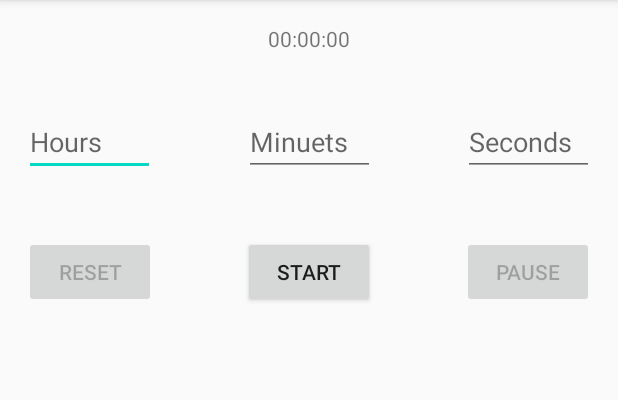
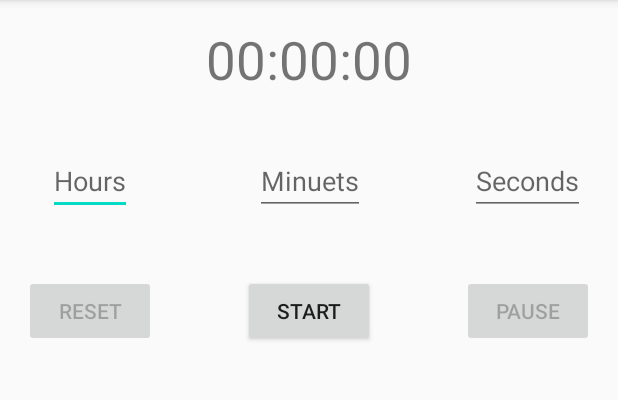
Before and after one commit to AbdelrahmanHamoda/Timer, an Android app: the screen it shows after launch (MainActivity), after a tap on "START", on a phone screen of 412 x 824 dp, the part 84-484 px from its top. Run offline under Robolectric (Android 15) with nearby library versions, the phone set to English and light mode, and no system bars.

Commit message:
timer logic

```diff
--- a/app/src/main/java/com/example/timer/MainActivity.java
+++ b/app/src/main/java/com/example/timer/MainActivity.java
@@ -2,8 +2,10 @@ package com.example.timer;
 
 import androidx.appcompat.app.AppCompatActivity;
 
+import android.content.SharedPreferences;
 import android.os.Bundle;
 import android.os.CountDownTimer;
+import android.util.Log;
 import android.view.View;
 import android.widget.Button;
 import android.widget.EditText;
@@ -13,10 +15,10 @@ import android.widget.Toast;
 import java.util.Locale;
 
 public class MainActivity extends AppCompatActivity {
-    private static long intialValue; // in milliseconds
-    private long remainingTime;
+    private long remainingTime=0;
+    private long endTime;
     private CountDownTimer cdTimer;
-    private boolean state = false;
+    private boolean state;
 
     private Button start;
     private Button pause;
@@ -25,6 +27,7 @@ public class MainActivity extends AppCompatActivity {
     private EditText hours;
     private EditText minuets;
     private EditText seconds;
+
     @Override
     protected void onCreate(Bundle savedInstanceState) {
         super.onCreate(savedInstanceState);
@@ -33,23 +36,158 @@ public class MainActivity extends AppCompatActivity {
         start.setOnClickListener(new View.OnClickListener() {
             @Override
             public void onClick(View v) {
-                start();
+                start_timer();
             }
         });
         pause.setOnClickListener(new View.OnClickListener() {
             @Override
             public void onClick(View v) {
-                if(state){
-                    pause();
-                }
+                pause();
             }
         });
+
         reset.setOnClickListener(new View.OnClickListener() {
             @Override
             public void onClick(View v) {
                 reset();
             }
         });
+    }
+
+    @Override
+    public void onStop() {
+        super.onStop();
+        // bunch of code to save data of running timer even if app is closed
+        SharedPreferences pref = getSharedPreferences("prefs",MODE_PRIVATE);
+        SharedPreferences.Editor editor = pref.edit();
+        editor.putLong("rem",remainingTime);
+        editor.putLong("end",endTime);
+        editor.putBoolean("state",state);
+        editor.apply();
+
+        if(cdTimer!=null){
+            cdTimer.cancel();
+            cdTimer=null;
+        }
+    }
+
+    @Override
+    public void onStart() {
+        super.onStart();
+
+        hours.setEnabled(true);
+        minuets.setEnabled(true);
+        seconds.setEnabled(true);
+
+        SharedPreferences pref = getSharedPreferences("prefs", MODE_PRIVATE);
+        remainingTime = pref.getLong("rem",0);
+        endTime = pref.getLong("end",0);
+        state = pref.getBoolean("state",false);
+
+        Log.v("state", String.valueOf(state));
+        Log.v("remaining from on start",String.valueOf(remainingTime));
+
+        if(state){
+            // test if timer is able to continue in background or not
+            remainingTime = endTime - System.currentTimeMillis();
+            if(remainingTime<0){
+                state=false;
+                remainingTime = 0;
+                displayTimer();
+                start.setText(R.string.start);
+                start.setEnabled(true);
+                pause.setEnabled(false);
+                reset.setEnabled(false);
+                hours.setEnabled(false);
+                minuets.setEnabled(false);
+                seconds.setEnabled(false);
+                hours.setText("");
+                minuets.setText("");
+                seconds.setText("");
+                if(cdTimer!=null){
+                    cdTimer.cancel();
+                    cdTimer=null;
+                }
+            }else {
+                start_timer();
+            }
+        }
+    }
+
+    public void start_timer(){
+        Log.v("start", String.valueOf(remainingTime));
+        if(remainingTime==0){ // it didn't come from another timer
+            remainingTime = translateToMilli(); // getting input from user and storing it in remainingTime
+            Log.v("user input","taking user input");
+        }
+        // testing user input
+        if(remainingTime<1000){
+            Toast.makeText(this,"at least one field mustn't be empty",Toast.LENGTH_SHORT).show();
+            Log.v("remaining", String.valueOf(remainingTime));
+        }else{
+            state=true;
+            pause.setEnabled(true);
+            start.setEnabled(false);
+            start.setText(R.string.resume);
+            reset.setEnabled(false);
+            hours.setEnabled(false);
+            minuets.setEnabled(false);
+            seconds.setEnabled(false);
+            hours.setText("");
+            minuets.setText("");
+            seconds.setText("");
+            endTime = System.currentTimeMillis() + remainingTime; // detecting value of end time according to the system
+            // initializing timer
+            cdTimer = new CountDownTimer(remainingTime,1000) {
+                @Override
+                public void onTick(long millisUntilFinished) {
+                    remainingTime = millisUntilFinished;
+                    displayTimer();
+                }
+
+                @Override
+                public void onFinish() {
+                    state=false;
+                    remainingTime=0;
+                    pause.setEnabled(false);
+                    start.setEnabled(true);
+                    start.setText(R.string.start);
+                    reset.setEnabled(false);
+                    hours.setEnabled(true);
+                    minuets.setEnabled(true);
+                    seconds.setEnabled(true);
+                }
+            }.start();
+        }
+    }
+
+    public void pause(){
+        state=false;
+        cdTimer.cancel();
+        cdTimer=null;
+        pause.setEnabled(false);
+        start.setEnabled(true);
+        reset.setEnabled(true);
+    }
+
+    public void reset(){
+        if(cdTimer!=null){
+            cdTimer.cancel();
+            cdTimer=null;
+        }
+        timer.setText("00:00:00");
+        state = false;
+        remainingTime = 0;
+        reset.setEnabled(false);
+        pause.setEnabled(false);
+        start.setEnabled(true);
+        start.setText(R.string.start);
+        hours.setEnabled(true);
+        minuets.setEnabled(true);
+        seconds.setEnabled(true);
+        hours.setText("");
+        minuets.setText("");
+        seconds.setText("");
     }
 
     public void setupUI(){
@@ -60,57 +198,6 @@ public class MainActivity extends AppCompatActivity {
         hours=findViewById(R.id.hour);
         minuets=findViewById(R.id.min);
         seconds=findViewById(R.id.sec);
-    }
-
-    private void start(){
-        remainingTime=translateToMilli();
-        if(remainingTime==0){
-            Toast.makeText(this,"at least one value should be set",Toast.LENGTH_SHORT).show();
-        }else{
-            cdTimer = new CountDownTimer(remainingTime,1000) {
-                @Override
-                public void onTick(long millisUntilFinished) {
-                    remainingTime=millisUntilFinished;
-                    displayTimer();
-                }
-
-                @Override
-                public void onFinish() {
-                    state=false;
-                    start.setEnabled(true);
-                    pause.setEnabled(false);
-                    reset.setEnabled(false);
-                    hours.setText("");
-                    minuets.setText("");
-                    seconds.setText("");
-
-                }
-            }.start();
-            state=true;
-            start.setEnabled(false);
-            pause.setEnabled(true);
-            reset.setEnabled(false);
-        }
-    }
-
-    private void pause(){
-        //remainingTime =
-        cdTimer.cancel();
-        state=false;
-        start.setEnabled(true);
-        pause.setEnabled(false);
-        reset.setEnabled(true);
-    }
-
-    private void reset(){
-        remainingTime=0;
-        displayTimer();
-        hours.setText("");
-        minuets.setText("");
-        seconds.setText("");
-        start.setEnabled(true);
-        pause.setEnabled(false);
-        reset.setEnabled(false);
     }
 
     private long translateToMilli(){
--- a/app/src/main/res/layout/activity_main.xml
+++ b/app/src/main/res/layout/activity_main.xml
@@ -15,6 +15,7 @@
         android:layout_marginEnd="75dp"
         android:textAlignment="center"
         android:text="00:00:00"
+        android:textSize="35sp"
         app:layout_constraintEnd_toEndOf="parent"
         app:layout_constraintStart_toStartOf="parent"
         app:layout_constraintTop_toTopOf="parent"
@@ -23,45 +24,45 @@
 
     <EditText
         android:id="@+id/hour"
-        android:layout_width="87dp"
+        android:layout_width="wrap_content"
         android:layout_height="40dp"
-        android:layout_marginStart="16dp"
-        android:layout_marginTop="42dp"
+        android:layout_marginStart="32dp"
+        android:layout_marginTop="40dp"
         android:hint="@string/hours"
         android:inputType="number"
         android:textAlignment="center"
         app:layout_constraintStart_toStartOf="parent"
-        app:layout_constraintTop_toBottomOf="@+id/timer"
+        app:layout_constraintTop_toBottomOf="@id/timer"
         tools:ignore="Autofill" />
 
     <EditText
         android:id="@+id/min"
-        android:layout_width="87dp"
+        android:layout_width="wrap_content"
         android:layout_height="40dp"
-        android:layout_marginStart="33dp"
-        android:layout_marginTop="42dp"
-        android:layout_marginEnd="33dp"
+        android:layout_marginStart="55dp"
+        android:layout_marginTop="40dp"
+        android:layout_marginEnd="44dp"
         android:layout_marginBottom="40dp"
         android:hint="@string/minuets"
         android:inputType="number"
         android:textAlignment="center"
-        app:layout_constraintBottom_toTopOf="@+id/start"
+        app:layout_constraintBottom_toTopOf="@id/start"
         app:layout_constraintEnd_toStartOf="@+id/sec"
         app:layout_constraintStart_toEndOf="@+id/hour"
-        app:layout_constraintTop_toBottomOf="@+id/timer"
+        app:layout_constraintTop_toBottomOf="@id/timer"
         tools:ignore="Autofill" />
 
     <EditText
         android:id="@+id/sec"
-        android:layout_width="87dp"
+        android:layout_width="wrap_content"
         android:layout_height="40dp"
-        android:layout_marginTop="42dp"
-        android:layout_marginEnd="16dp"
+        android:layout_marginTop="40dp"
+        android:layout_marginEnd="22dp"
         android:hint="@string/seconds"
+        android:inputType="number"
         android:textAlignment="center"
-        android:inputType="number"
         app:layout_constraintEnd_toEndOf="parent"
-        app:layout_constraintTop_toBottomOf="@+id/timer"
+        app:layout_constraintTop_toBottomOf="@id/timer"
         tools:ignore="Autofill" />
 
     <Button
@@ -73,7 +74,7 @@
         android:text="@string/pause"
         android:enabled="false"
         app:layout_constraintEnd_toEndOf="parent"
-        app:layout_constraintTop_toBottomOf="@+id/sec" />
+        app:layout_constraintTop_toBottomOf="@id/sec" />
 
     <Button
         android:id="@+id/reset"
@@ -84,7 +85,7 @@
         android:text="@string/reset"
         android:enabled="false"
         app:layout_constraintStart_toStartOf="parent"
-        app:layout_constraintTop_toBottomOf="@+id/hour" />
+        app:layout_constraintTop_toBottomOf="@id/hour" />
 
     <Button
         android:id="@+id/start"
@@ -94,8 +95,8 @@
         android:layout_marginTop="40dp"
         android:layout_marginEnd="32dp"
         android:text="@string/start"
-        app:layout_constraintEnd_toStartOf="@+id/pause"
-        app:layout_constraintStart_toEndOf="@+id/reset"
-        app:layout_constraintTop_toBottomOf="@+id/min" />
+        app:layout_constraintEnd_toStartOf="@id/pause"
+        app:layout_constraintStart_toEndOf="@id/reset"
+        app:layout_constraintTop_toBottomOf="@id/min" />
 
 </androidx.constraintlayout.widget.ConstraintLayout>
--- a/app/src/main/res/values/strings.xml
+++ b/app/src/main/res/values/strings.xml
@@ -6,4 +6,5 @@
     <string name="seconds">Seconds</string>
     <string name="minuets">Minuets</string>
     <string name="hours">Hours</string>
+    <string name="resume">resume</string>
 </resources>
```
